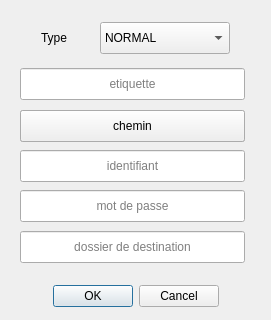
Before: the Qt Designer form src/views/forms/targetformdialog.ui in LP-ACPI/VerrouYEAH, drawn with Qt 5.
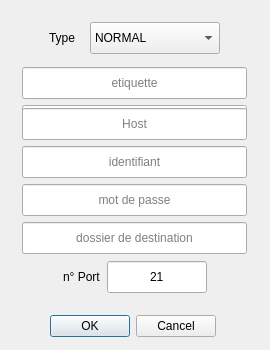
After: the same form once the commit is applied.

The edit to the form file:
```diff
--- a/src/views/forms/targetformdialog.ui
+++ b/src/views/forms/targetformdialog.ui
@@ -6,10 +6,22 @@
    <rect>
     <x>0</x>
     <y>0</y>
-    <width>271</width>
-    <height>320</height>
+    <width>270</width>
+    <height>350</height>
    </rect>
   </property>
+  <property name="minimumSize">
+   <size>
+    <width>270</width>
+    <height>350</height>
+   </size>
+  </property>
+  <property name="maximumSize">
+   <size>
+    <width>270</width>
+    <height>350</height>
+   </size>
+  </property>
   <property name="windowTitle">
    <string>Dialog</string>
   </property>
@@ -17,17 +29,23 @@
    <property name="geometry">
     <rect>
      <x>20</x>
-     <y>280</y>
-     <width>231</width>
+     <y>310</y>
+     <width>225</width>
      <height>32</height>
     </rect>
    </property>
    <property name="minimumSize">
     <size>
-     <width>0</width>
+     <width>225</width>
      <height>32</height>
     </size>
    </property>
+   <property name="maximumSize">
+    <size>
+     <width>225</width>
+     <height>16777215</height>
+    </size>
+   </property>
    <property name="orientation">
     <enum>Qt::Horizontal</enum>
    </property>
@@ -38,67 +56,11 @@
     <bool>true</bool>
    </property>
   </widget>
-  <widget class="QLineEdit" name="tagInput">
-   <property name="geometry">
-    <rect>
-     <x>20</x>
-     <y>68</y>
-     <width>225</width>
-     <height>32</height>
-    </rect>
-   </property>
-   <property name="minimumSize">
-    <size>
-     <width>225</width>
-     <height>32</height>
-    </size>
-   </property>
-   <property name="maximumSize">
-    <size>
-     <width>200</width>
-     <height>16777215</height>
-    </size>
-   </property>
-   <property name="text">
-    <string/>
-   </property>
-   <property name="alignment">
-    <set>Qt::AlignCenter</set>
-   </property>
-   <property name="placeholderText">
-    <string>etiquette</string>
-   </property>
-  </widget>
-  <widget class="QPushButton" name="dirChoice">
-   <property name="geometry">
-    <rect>
-     <x>20</x>
-     <y>110</y>
-     <width>225</width>
-     <height>32</height>
-    </rect>
-   </property>
-   <property name="minimumSize">
-    <size>
-     <width>0</width>
-     <height>32</height>
-    </size>
-   </property>
-   <property name="text">
-    <string>chemin</string>
-   </property>
-   <property name="iconSize">
-    <size>
-     <width>22</width>
-     <height>22</height>
-    </size>
-   </property>
-  </widget>
   <widget class="QLineEdit" name="passInput">
    <property name="geometry">
     <rect>
-     <x>20</x>
-     <y>190</y>
+     <x>22</x>
+     <y>184</y>
      <width>225</width>
      <height>32</height>
     </rect>
@@ -125,16 +87,192 @@
     <string>mot de passe</string>
    </property>
   </widget>
+  <widget class="QLineEdit" name="hostInput">
+   <property name="geometry">
+    <rect>
+     <x>22</x>
+     <y>108</y>
+     <width>225</width>
+     <height>32</height>
+    </rect>
+   </property>
+   <property name="minimumSize">
+    <size>
+     <width>225</width>
+     <height>32</height>
+    </size>
+   </property>
+   <property name="maximumSize">
+    <size>
+     <width>200</width>
+     <height>16777215</height>
+    </size>
+   </property>
+   <property name="text">
+    <string/>
+   </property>
+   <property name="alignment">
+    <set>Qt::AlignCenter</set>
+   </property>
+   <property name="placeholderText">
+    <string>Host</string>
+   </property>
+  </widget>
+  <widget class="QLineEdit" name="usernameInput">
+   <property name="geometry">
+    <rect>
+     <x>22</x>
+     <y>146</y>
+     <width>225</width>
+     <height>32</height>
+    </rect>
+   </property>
+   <property name="minimumSize">
+    <size>
+     <width>225</width>
+     <height>32</height>
+    </size>
+   </property>
+   <property name="maximumSize">
+    <size>
+     <width>200</width>
+     <height>16777215</height>
+    </size>
+   </property>
+   <property name="text">
+    <string/>
+   </property>
+   <property name="alignment">
+    <set>Qt::AlignCenter</set>
+   </property>
+   <property name="placeholderText">
+    <string>identifiant</string>
+   </property>
+  </widget>
+  <widget class="QLineEdit" name="pathInput">
+   <property name="geometry">
+    <rect>
+     <x>22</x>
+     <y>222</y>
+     <width>225</width>
+     <height>32</height>
+    </rect>
+   </property>
+   <property name="minimumSize">
+    <size>
+     <width>225</width>
+     <height>32</height>
+    </size>
+   </property>
+   <property name="maximumSize">
+    <size>
+     <width>200</width>
+     <height>16777215</height>
+    </size>
+   </property>
+   <property name="text">
+    <string/>
+   </property>
+   <property name="alignment">
+    <set>Qt::AlignCenter</set>
+   </property>
+   <property name="placeholderText">
+    <string>dossier de destination</string>
+   </property>
+  </widget>
+  <widget class="QWidget" name="">
+   <property name="geometry">
+    <rect>
+     <x>22</x>
+     <y>260</y>
+     <width>225</width>
+     <height>34</height>
+    </rect>
+   </property>
+   <layout class="QHBoxLayout" name="portLayout">
+    <item>
+     <spacer name="horizontalSpacer_3">
+      <property name="orientation">
+       <enum>Qt::Horizontal</enum>
+      </property>
+      <property name="sizeHint" stdset="0">
+       <size>
+        <width>40</width>
+        <height>20</height>
+       </size>
+      </property>
+     </spacer>
+    </item>
+    <item>
+     <widget class="QLabel" name="portLabel">
+      <property name="text">
+       <string>n° Port</string>
+      </property>
+     </widget>
+    </item>
+    <item>
+     <widget class="QLineEdit" name="portInput">
+      <property name="minimumSize">
+       <size>
+        <width>100</width>
+        <height>32</height>
+       </size>
+      </property>
+      <property name="maximumSize">
+       <size>
+        <width>100</width>
+        <height>16777215</height>
+       </size>
+      </property>
+      <property name="text">
+       <string>21</string>
+      </property>
+      <property name="alignment">
+       <set>Qt::AlignCenter</set>
+      </property>
+      <property name="placeholderText">
+       <string>dossier de destination</string>
+      </property>
+     </widget>
+    </item>
+    <item>
+     <spacer name="horizontalSpacer_2">
+      <property name="orientation">
+       <enum>Qt::Horizontal</enum>
+      </property>
+      <property name="sizeHint" stdset="0">
+       <size>
+        <width>40</width>
+        <height>20</height>
+       </size>
+      </property>
+     </spacer>
+    </item>
+   </layout>
+  </widget>
   <widget class="QWidget" name="layoutWidget">
    <property name="geometry">
     <rect>
-     <x>41</x>
+     <x>22</x>
      <y>21</y>
-     <width>189</width>
+     <width>225</width>
      <height>34</height>
     </rect>
    </property>
-   <layout class="QHBoxLayout" name="horizontalLayout">
+   <layout class="QHBoxLayout" name="typeLayout">
+    <item>
+     <spacer name="horizontalSpacer_4">
+      <property name="orientation">
+       <enum>Qt::Horizontal</enum>
+      </property>
+      <property name="sizeHint" stdset="0">
+       <size>
+        <width>40</width>
+        <height>20</height>
+       </size>
+      </property>
+     </spacer>
+    </item>
     <item>
      <widget class="QLabel" name="label">
       <property name="text">
@@ -149,7 +287,7 @@
       </property>
       <property name="sizeHint" stdset="0">
        <size>
-        <width>40</width>
+        <width>20</width>
         <height>20</height>
        </size>
       </property>
@@ -163,6 +301,9 @@
         <height>32</height>
        </size>
       </property>
+      <property name="styleSheet">
+       <string notr="true">text-align:center</string>
+      </property>
       <item>
        <property name="text">
         <string>NORMAL</string>
@@ -175,13 +316,26 @@
       </item>
      </widget>
     </item>
+    <item>
+     <spacer name="horizontalSpacer_5">
+      <property name="orientation">
+       <enum>Qt::Horizontal</enum>
+      </property>
+      <property name="sizeHint" stdset="0">
+       <size>
+        <width>40</width>
+        <height>20</height>
+       </size>
+      </property>
+     </spacer>
+    </item>
    </layout>
   </widget>
-  <widget class="QLineEdit" name="hostInput">
+  <widget class="QLineEdit" name="tagInput">
    <property name="geometry">
     <rect>
-     <x>20</x>
-     <y>110</y>
+     <x>22</x>
+     <y>67</y>
      <width>225</width>
      <height>32</height>
     </rect>
@@ -205,14 +359,14 @@
     <set>Qt::AlignCenter</set>
    </property>
    <property name="placeholderText">
-    <string>Host</string>
+    <string>etiquette</string>
    </property>
   </widget>
-  <widget class="QLineEdit" name="usernameInput">
+  <widget class="QPushButton" name="dirChoice">
    <property name="geometry">
     <rect>
-     <x>20</x>
-     <y>150</y>
+     <x>22</x>
+     <y>105</y>
      <width>225</width>
      <height>32</height>
     </rect>
@@ -225,59 +379,27 @@
    </property>
    <property name="maximumSize">
     <size>
-     <width>200</width>
+     <width>225</width>
      <height>16777215</height>
     </size>
    </property>
    <property name="text">
-    <string/>
+    <string>chemin</string>
    </property>
-   <property name="alignment">
-    <set>Qt::AlignCenter</set>
-   </property>
-   <property name="placeholderText">
-    <string>identifiant</string>
-   </property>
-  </widget>
-  <widget class="QLineEdit" name="pathInput">
-   <property name="geometry">
-    <rect>
-     <x>20</x>
-     <y>231</y>
-     <width>225</width>
-     <height>32</height>
-    </rect>
-   </property>
-   <property name="minimumSize">
+   <property name="iconSize">
     <size>
-     <width>225</width>
-     <height>32</height>
+     <width>22</width>
+     <height>22</height>
     </size>
    </property>
-   <property name="maximumSize">
-    <size>
-     <width>200</width>
-     <height>16777215</height>
-    </size>
-   </property>
-   <property name="text">
-    <string/>
-   </property>
-   <property name="alignment">
-    <set>Qt::AlignCenter</set>
-   </property>
-   <property name="placeholderText">
-    <string>dossier de destination</string>
-   </property>
   </widget>
   <zorder>passInput</zorder>
-  <zorder>layoutWidget</zorder>
   <zorder>hostInput</zorder>
   <zorder>usernameInput</zorder>
   <zorder>pathInput</zorder>
-  <zorder>dirChoice</zorder>
   <zorder>buttonBox</zorder>
-  <zorder>tagInput</zorder>
+  <zorder>portInput</zorder>
+  <zorder>portLabel</zorder>
  </widget>
  <tabstops>
   <tabstop>typeChoice</tabstop>
```
